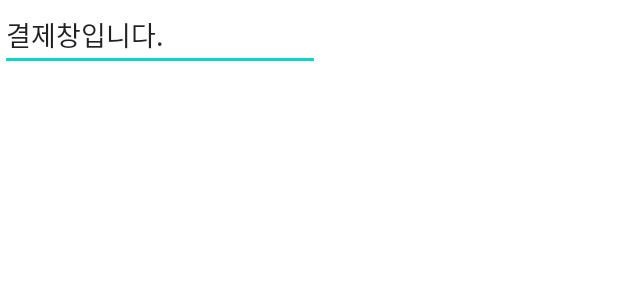
After one commit to tjwjdgus12/good-pizza-great-pizza, an Android app: the layout activity_order.xml on its own in the app's theme, with its tools: preview values and no code run, on a phone screen of 412 x 824 dp. The commit adds this screen. Shown: the top 300 px of the screen. Run offline under Robolectric (Android 15) with nearby library versions, the phone set to English and light mode, and no system bars.

Commit message:
feat: Add shift to Order screen

```diff
--- a/Subgroup2_Order/good_pizza_great_pizza/app/src/main/AndroidManifest.xml
+++ b/Subgroup2_Order/good_pizza_great_pizza/app/src/main/AndroidManifest.xml
@@ -16,6 +16,8 @@
                 <category android:name="android.intent.category.LAUNCHER" />
             </intent-filter>
         </activity>
+
+        <activity android:name=".OrderActivity"/>
     </application>
 
 </manifest>
--- a/Subgroup2_Order/good_pizza_great_pizza/app/src/main/java/com/example/good_pizza_great_pizza/MainActivity.java
+++ b/Subgroup2_Order/good_pizza_great_pizza/app/src/main/java/com/example/good_pizza_great_pizza/MainActivity.java
@@ -4,6 +4,7 @@ import androidx.appcompat.app.AlertDialog;
 import androidx.appcompat.app.AppCompatActivity;
 
 import android.content.DialogInterface;
+import android.content.Intent;
 import android.os.Bundle;
 import android.view.View;
 import android.view.ViewGroup;
@@ -105,4 +106,9 @@ public class MainActivity extends AppCompatActivity implements ListViewBtnAdapte
         currentCost += change;
         totalcostText.setText(Integer.toString(currentCost).concat("원"));
     }
+
+    public void gotoOrder(View view){
+        Intent intent = new Intent(this, OrderActivity.class);
+        startActivity(intent);
+    }
 }
--- a/Subgroup2_Order/good_pizza_great_pizza/app/src/main/res/layout/activity_main.xml
+++ b/Subgroup2_Order/good_pizza_great_pizza/app/src/main/res/layout/activity_main.xml
@@ -85,6 +85,7 @@
         android:id="@+id/orderButton"
         android:layout_column="2"
         android:layout_row="5"
-        android:text="Order" />
+        android:text="Order"
+        android:onClick="gotoOrder"/>
 
 </GridLayout>
--- /dev/null
+++ b/Subgroup2_Order/good_pizza_great_pizza/app/src/main/res/layout/activity_order.xml
@@ -0,0 +1,16 @@
+<?xml version="1.0" encoding="utf-8"?>
+<androidx.constraintlayout.widget.ConstraintLayout xmlns:android="http://schemas.android.com/apk/res/android"
+    xmlns:tools="http://schemas.android.com/tools"
+    android:layout_width="match_parent"
+    android:layout_height="match_parent">
+
+    <EditText
+        android:id="@+id/editTextTextPersonName"
+        android:layout_width="wrap_content"
+        android:layout_height="wrap_content"
+        android:ems="10"
+        android:inputType="textPersonName"
+        android:text="결제창입니다."
+        tools:layout_editor_absoluteX="97dp"
+        tools:layout_editor_absoluteY="113dp" />
+</androidx.constraintlayout.widget.ConstraintLayout>
```
Also changed, not shown: Subgroup2_Order/good_pizza_great_pizza/app/src/main/java/com/example/good_pizza_great_pizza/OrderActivity.java (added, +14 -0 lines).
